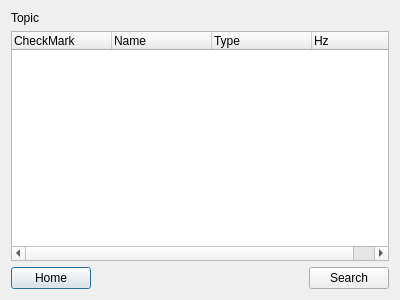
First picture: the form in ros/topic.ui, repository Asta224/qt, before the edit.
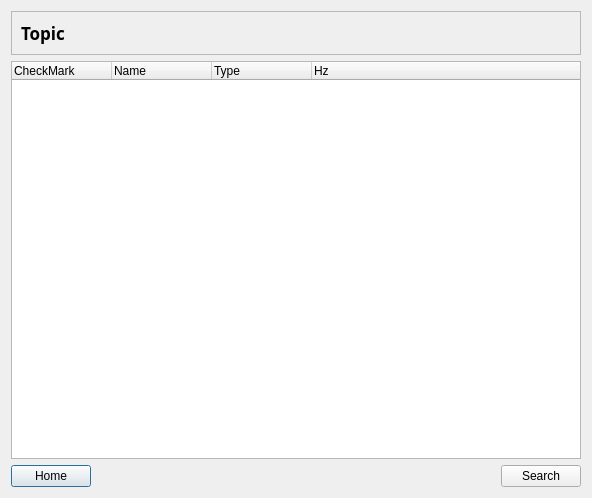
Second picture: the form after the edit.

The edit to the form file:
```diff
--- a/ros/topic.ui
+++ b/ros/topic.ui
@@ -6,8 +6,8 @@
    <rect>
     <x>0</x>
     <y>0</y>
-    <width>400</width>
-    <height>300</height>
+    <width>592</width>
+    <height>498</height>
    </rect>
   </property>
   <property name="windowTitle">
@@ -15,10 +15,49 @@
   </property>
   <layout class="QVBoxLayout" name="verticalLayout">
    <item>
-    <widget class="QLabel" name="label">
-     <property name="text">
-      <string>Topic</string>
+    <widget class="QFrame" name="topPanel">
+     <property name="sizePolicy">
+      <sizepolicy hsizetype="Preferred" vsizetype="Preferred">
+       <horstretch>0</horstretch>
+       <verstretch>0</verstretch>
+      </sizepolicy>
      </property>
+     <property name="frameShape">
+      <enum>QFrame::StyledPanel</enum>
+     </property>
+     <property name="frameShadow">
+      <enum>QFrame::Raised</enum>
+     </property>
+     <layout class="QHBoxLayout" name="horizontalLayout_2">
+      <item>
+       <widget class="QLabel" name="label">
+        <property name="font">
+         <font>
+          <family>Umpush</family>
+          <pointsize>13</pointsize>
+          <weight>75</weight>
+          <bold>true</bold>
+         </font>
+        </property>
+        <property name="text">
+         <string>Topic</string>
+        </property>
+       </widget>
+      </item>
+      <item>
+       <spacer name="horizontalSpacer_2">
+        <property name="orientation">
+         <enum>Qt::Horizontal</enum>
+        </property>
+        <property name="sizeHint" stdset="0">
+         <size>
+          <width>40</width>
+          <height>20</height>
+         </size>
+        </property>
+       </spacer>
+      </item>
+     </layout>
     </widget>
    </item>
    <item>
```
